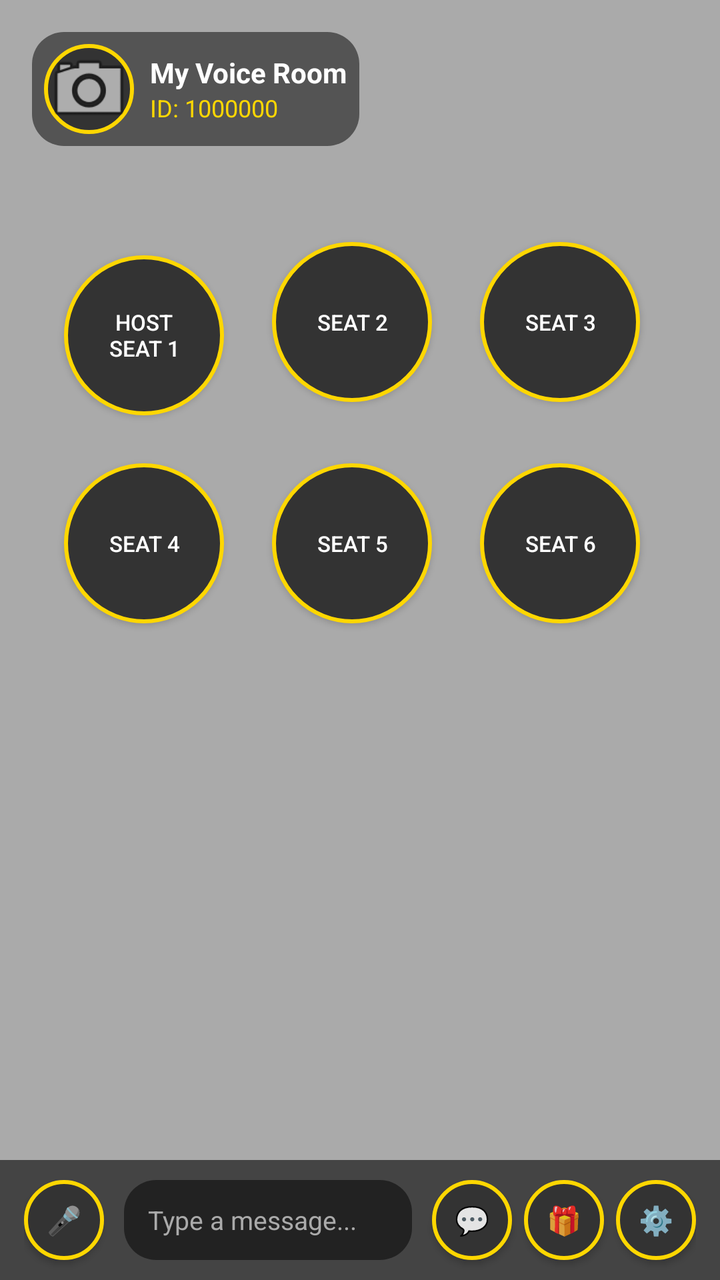
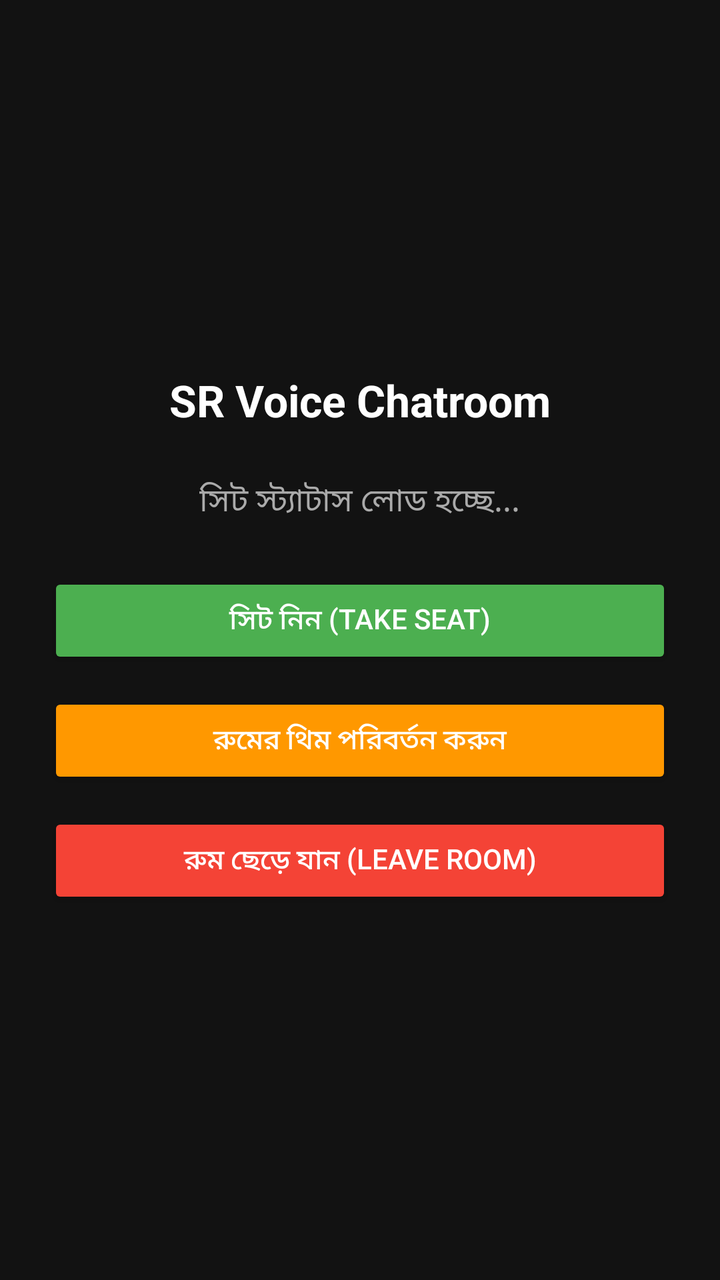

Two renders of the same Android screen: before a commit and after it. Below are the layout's source before the change and the commit's diff.
<!-- AndroidManifest.xml: application theme Theme.AppCompat.DayNight.NoActionBar -->
<!-- res/layout/activity_voice_room.xml -->
<?xml version="1.0" encoding="utf-8"?>
<RelativeLayout xmlns:android="http://schemas.android.com/apk/res/android"
    android:layout_width="match_parent"
    android:layout_height="match_parent"
    android:background="@android:color/black">

    
    <ImageView
        android:id="@+id/roomBackground"
        android:layout_width="match_parent"
        android:layout_height="match_parent"
        android:scaleType="centerCrop"
        android:src="@android:color/darker_gray" />

    
    <LinearLayout
        android:id="@+id/topProfileLayout"
        android:layout_width="wrap_content"
        android:layout_height="wrap_content"
        android:layout_alignParentStart="true"
        android:layout_alignParentTop="true"
        android:layout_margin="16dp"
        android:orientation="horizontal"
        android:gravity="center_vertical"
        android:background="@drawable/rounded_bg"
        android:padding="6dp">

        
        <ImageView
            android:id="@+id/profileImage"
            android:layout_width="45dp"
            android:layout_height="45dp"
            android:src="@android:drawable/ic_menu_camera"
            android:scaleType="centerCrop"
            android:background="@drawable/circle_shape" />

        <LinearLayout
            android:layout_width="wrap_content"
            android:layout_height="wrap_content"
            android:layout_marginStart="8dp"
            android:orientation="vertical">

            <TextView
                android:id="@+id/roomTitleText"
                android:layout_width="wrap_content"
                android:layout_height="wrap_content"
                android:text="My Voice Room"
                android:textColor="@android:color/white"
                android:textSize="14sp"
                android:textStyle="bold" />

            <TextView
                android:id="@+id/userIdText"
                android:layout_width="wrap_content"
                android:layout_height="wrap_content"
                android:text="ID: 1000000"
                android:textColor="#FFD700"
                android:textSize="12sp" />
        </LinearLayout>
    </LinearLayout>

    
    <GridLayout
        android:layout_width="match_parent"
        android:layout_height="wrap_content"
        android:layout_below="@id/topProfileLayout"
        android:layout_above="@id/bottomControlBar"
        android:layout_centerHorizontal="true"
        android:layout_margin="20dp"
        android:columnCount="3"
        android:rowCount="2"
        android:alignmentMode="alignMargins"
        android:rowOrderPreserved="false"
        android:gravity="center">

        
        <Button
            android:id="@+id/seat1Btn"
            android:layout_width="80dp"
            android:layout_height="80dp"
            android:layout_margin="12dp"
            android:background="@drawable/circle_shape"
            android:text="Host\nSeat 1"
            android:textColor="@android:color/white"
            android:textSize="11sp" />

        
        <Button
            android:id="@+id/seat2Btn"
            android:layout_width="80dp"
            android:layout_height="80dp"
            android:layout_margin="12dp"
            android:background="@drawable/circle_shape"
            android:text="Seat 2"
            android:textColor="@android:color/white"
            android:textSize="11sp" />

        
        <Button
            android:id="@+id/seat3Btn"
            android:layout_width="80dp"
            android:layout_height="80dp"
            android:layout_margin="12dp"
            android:background="@drawable/circle_shape"
            android:text="Seat 3"
            android:textColor="@android:color/white"
            android:textSize="11sp" />

        
        <Button
            android:id="@+id/seat4Btn"
            android:layout_width="80dp"
            android:layout_height="80dp"
            android:layout_margin="12dp"
            android:background="@drawable/circle_shape"
            android:text="Seat 4"
            android:textColor="@android:color/white"
            android:textSize="11sp" />

        
        <Button
            android:id="@+id/seat5Btn"
            android:layout_width="80dp"
            android:layout_height="80dp"
            android:layout_margin="12dp"
            android:background="@drawable/circle_shape"
            android:text="Seat 5"
            android:textColor="@android:color/white"
            android:textSize="11sp" />

        
        <Button
            android:id="@+id/seat6Btn"
            android:layout_width="80dp"
            android:layout_height="80dp"
            android:layout_margin="12dp"
            android:background="@drawable/circle_shape"
            android:text="Seat 6"
            android:textColor="@android:color/white"
            android:textSize="11sp" />
    </GridLayout>

    
    <LinearLayout
        android:id="@+id/bottomControlBar"
        android:layout_width="match_parent"
        android:layout_height="60dp"
        android:layout_alignParentBottom="true"
        android:background="#99000000"
        android:orientation="horizontal"
        android:gravity="center_vertical"
        android:paddingHorizontal="12dp">

        
        <Button
            android:id="@+id/serialBtn"
            android:layout_width="40dp"
            android:layout_height="40dp"
            android:background="@drawable/circle_shape"
            android:text="🎤" />

        
        <EditText
            android:id="@+id/chatInputBox"
            android:layout_width="0dp"
            android:layout_height="40dp"
            android:layout_weight="1"
            android:layout_marginHorizontal="10dp"
            android:background="@drawable/rounded_bg"
            android:hint="Type a message..."
            android:textColorHint="#AAAAAA"
            android:textColor="@android:color/white"
            android:paddingHorizontal="12dp"
            android:textSize="13sp" />

        
        <Button
            android:id="@+id/chatBtn"
            android:layout_width="40dp"
            android:layout_height="40dp"
            android:layout_marginEnd="6dp"
            android:background="@drawable/circle_shape"
            android:text="💬" />

        
        <Button
            android:id="@+id/giftBtn"
            android:layout_width="40dp"
            android:layout_height="40dp"
            android:layout_marginEnd="6dp"
            android:background="@drawable/circle_shape"
            android:text="🎁" />

        
        <Button
            android:id="@+id/editRoomButton"
            android:layout_width="40dp"
            android:layout_height="40dp"
            android:background="@drawable/circle_shape"
            android:text="⚙️"
            android:textColor="@android:color/white" />
    </LinearLayout>

</RelativeLayout>
<!-- resources referenced by this layout -->
<resources>
  <!-- drawable circle_shape (drawable) -->
  <?xml version="1.0" encoding="utf-8"?>
  <shape xmlns:android="http://schemas.android.com/apk/res/android"
      android:shape="oval">
      <solid android:color="#333333"/>
      <stroke android:width="2dp" android:color="#FFD700"/>
  </shape>
  <!-- drawable rounded_bg (drawable) -->
  <?xml version="1.0" encoding="utf-8"?>
  <shape xmlns:android="http://schemas.android.com/apk/res/android"
      android:shape="rectangle">
      <solid android:color="#80000000"/>
      <corners android:radius="16dp"/>
  </shape>
</resources>

<!-- the commit's change to res/layout/activity_voice_room.xml (unified diff, before → after) -->
@@ -1,204 +1,64 @@
 <?xml version="1.0" encoding="utf-8"?>
-<RelativeLayout xmlns:android="http://schemas.android.com/apk/res/android"
+<LinearLayout xmlns:android="http://schemas.android.com/apk/res/android"
+    android:id="@+id/rootLayout"
     android:layout_width="match_parent"
     android:layout_height="match_parent"
-    android:background="@android:color/black">
+    android:orientation="vertical"
+    android:gravity="center"
+    android:padding="24dp"
+    android:background="#121212">
 
     
-    <ImageView
-        android:id="@+id/roomBackground"
-        android:layout_width="match_parent"
-        android:layout_height="match_parent"
-        android:scaleType="centerCrop"
-        android:src="@android:color/darker_gray" />
+    <TextView
+        android:id="@+id/roomTitleTextView"
+        android:layout_width="wrap_content"
+        android:layout_height="wrap_content"
+        android:text="SR Voice Chatroom"
+        android:textSize="22sp"
+        android:textStyle="bold"
+        android:textColor="#FFFFFF"
+        android:layout_marginBottom="24dp"/>
 
     
-    <LinearLayout
-        android:id="@+id/topProfileLayout"
+    <TextView
+        android:id="@+id/seatStatusTextView"
         android:layout_width="wrap_content"
         android:layout_height="wrap_content"
-        android:layout_alignParentStart="true"
-        android:layout_alignParentTop="true"
-        android:layout_margin="16dp"
-        android:orientation="horizontal"
-        android:gravity="center_vertical"
-        android:background="@drawable/rounded_bg"
-        android:padding="6dp">
-
-        
-        <ImageView
-            android:id="@+id/profileImage"
-            android:layout_width="45dp"
-            android:layout_height="45dp"
-            android:src="@android:drawable/ic_menu_camera"
-            android:scaleType="centerCrop"
-            android:background="@drawable/circle_shape" />
-
-        <LinearLayout
-            android:layout_width="wrap_content"
-            android:layout_height="wrap_content"
-            android:layout_marginStart="8dp"
-            android:orientation="vertical">
-
-            <TextView
-                android:id="@+id/roomTitleText"
-                android:layout_width="wrap_content"
-                android:layout_height="wrap_content"
-                android:text="My Voice Room"
-                android:textColor="@android:color/white"
-                android:textSize="14sp"
-                android:textStyle="bold" />
-
-            <TextView
-                android:id="@+id/userIdText"
-                android:layout_width="wrap_content"
-                android:layout_height="wrap_content"
-                android:text="ID: 1000000"
-                android:textColor="#FFD700"
-                android:textSize="12sp" />
-        </LinearLayout>
-    </LinearLayout>
+        android:text="সিট স্ট্যাটাস লোড হচ্ছে..."
+        android:textSize="16sp"
+        android:textColor="#AAAAAA"
+        android:layout_marginBottom="24dp"/>
 
     
-    <GridLayout
+    <Button
+        android:id="@+id/takeSeatButton"
         android:layout_width="match_parent"
         android:layout_height="wrap_content"
-        android:layout_below="@id/topProfileLayout"
-        android:layout_above="@id/bottomControlBar"
-        android:layout_centerHorizontal="true"
-        android:layout_margin="20dp"
-        android:columnCount="3"
-        android:rowCount="2"
-        android:alignmentMode="alignMargins"
-        android:rowOrderPreserved="false"
-        android:gravity="center">
-
-        
-        <Button
-            android:id="@+id/seat1Btn"
-            android:layout_width="80dp"
-            android:layout_height="80dp"
-            android:layout_margin="12dp"
-            android:background="@drawable/circle_shape"
-            android:text="Host\nSeat 1"
-            android:textColor="@android:color/white"
-            android:textSize="11sp" />
-
-        
-        <Button
-            android:id="@+id/seat2Btn"
-            android:layout_width="80dp"
-            android:layout_height="80dp"
-            android:layout_margin="12dp"
-            android:background="@drawable/circle_shape"
-            android:text="Seat 2"
-            android:textColor="@android:color/white"
-            android:textSize="11sp" />
-
-        
-        <Button
-            android:id="@+id/seat3Btn"
-            android:layout_width="80dp"
-            android:layout_height="80dp"
-            android:layout_margin="12dp"
-            android:background="@drawable/circle_shape"
-            android:text="Seat 3"
-            android:textColor="@android:color/white"
-            android:textSize="11sp" />
-
-        
-        <Button
-            android:id="@+id/seat4Btn"
-            android:layout_width="80dp"
-            android:layout_height="80dp"
-            android:layout_margin="12dp"
-            android:background="@drawable/circle_shape"
-            android:text="Seat 4"
-            android:textColor="@android:color/white"
-            android:textSize="11sp" />
-
-        
-        <Button
-            android:id="@+id/seat5Btn"
-            android:layout_width="80dp"
-            android:layout_height="80dp"
-            android:layout_margin="12dp"
-            android:background="@drawable/circle_shape"
-            android:text="Seat 5"
-            android:textColor="@android:color/white"
-            android:textSize="11sp" />
-
-        
-        <Button
-            android:id="@+id/seat6Btn"
-            android:layout_width="80dp"
-            android:layout_height="80dp"
-            android:layout_margin="12dp"
-            android:background="@drawable/circle_shape"
-            android:text="Seat 6"
-            android:textColor="@android:color/white"
-            android:textSize="11sp" />
-    </GridLayout>
+        android:text="সিট নিন (Take Seat)"
+        android:backgroundTint="#4CAF50"
+        android:textColor="#FFFFFF"
+        android:layout_marginBottom="12dp"
+        android:padding="12dp"/>
 
     
-    <LinearLayout
-        android:id="@+id/bottomControlBar"
+    <Button
+        android:id="@+id/changeThemeButton"
         android:layout_width="match_parent"
-        android:layout_height="60dp"
-        android:layout_alignParentBottom="true"
-        android:background="#99000000"
-        android:orientation="horizontal"
-        android:gravity="center_vertical"
-        android:paddingHorizontal="12dp">
+        android:layout_height="wrap_content"
+        android:text="রুমের থিম পরিবর্তন করুন"
+        android:backgroundTint="#FF9800"
+        android:textColor="#FFFFFF"
+        android:layout_marginBottom="12dp"
+        android:padding="12dp"/>
 
-        
-        <Button
-            android:id="@+id/serialBtn"
-            android:layout_width="40dp"
-            android:layout_height="40dp"
-            android:background="@drawable/circle_shape"
-            android:text="🎤" />
+    
+    <Button
+        android:id="@+id/leaveRoomButton"
+        android:layout_width="match_parent"
+        android:layout_height="wrap_content"
+        android:text="রুম ছেড়ে যান (Leave Room)"
+        android:backgroundTint="#F44336"
+        android:textColor="#FFFFFF"
+        android:padding="12dp"/>
 
-        
-        <EditText
-            android:id="@+id/chatInputBox"
-            android:layout_width="0dp"
-            android:layout_height="40dp"
-            android:layout_weight="1"
-            android:layout_marginHorizontal="10dp"
-            android:background="@drawable/rounded_bg"
-            android:hint="Type a message..."
-            android:textColorHint="#AAAAAA"
-            android:textColor="@android:color/white"
-            android:paddingHorizontal="12dp"
-            android:textSize="13sp" />
-
-        
-        <Button
-            android:id="@+id/chatBtn"
-            android:layout_width="40dp"
-            android:layout_height="40dp"
-            android:layout_marginEnd="6dp"
-            android:background="@drawable/circle_shape"
-            android:text="💬" />
-
-        
-        <Button
-            android:id="@+id/giftBtn"
-            android:layout_width="40dp"
-            android:layout_height="40dp"
-            android:layout_marginEnd="6dp"
-            android:background="@drawable/circle_shape"
-            android:text="🎁" />
-
-        
-        <Button
-            android:id="@+id/editRoomButton"
-            android:layout_width="40dp"
-            android:layout_height="40dp"
-            android:background="@drawable/circle_shape"
-            android:text="⚙️"
-            android:textColor="@android:color/white" />
-    </LinearLayout>
-
-</RelativeLayout>
+</LinearLayout>
<!-- resource entries referenced after the edit -->
@@ -1,18 +1,5 @@
 <!-- resources referenced by this layout -->
 <resources>
-  <!-- drawable circle_shape (drawable) -->
-  <?xml version="1.0" encoding="utf-8"?>
-  <shape xmlns:android="http://schemas.android.com/apk/res/android"
-      android:shape="oval">
-      <solid android:color="#333333"/>
-      <stroke android:width="2dp" android:color="#FFD700"/>
-  </shape>
-  <!-- drawable rounded_bg (drawable) -->
-  <?xml version="1.0" encoding="utf-8"?>
-  <shape xmlns:android="http://schemas.android.com/apk/res/android"
-      android:shape="rectangle">
-      <solid android:color="#80000000"/>
-      <corners android:radius="16dp"/>
-  </shape>
+
 </resources>
 
